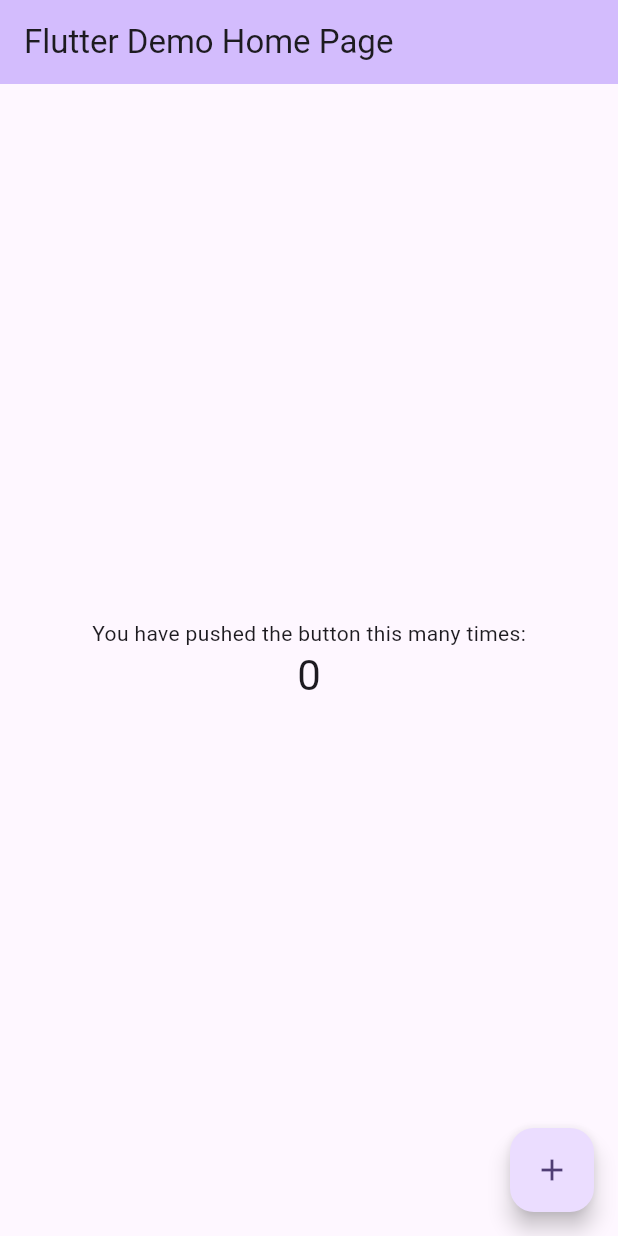
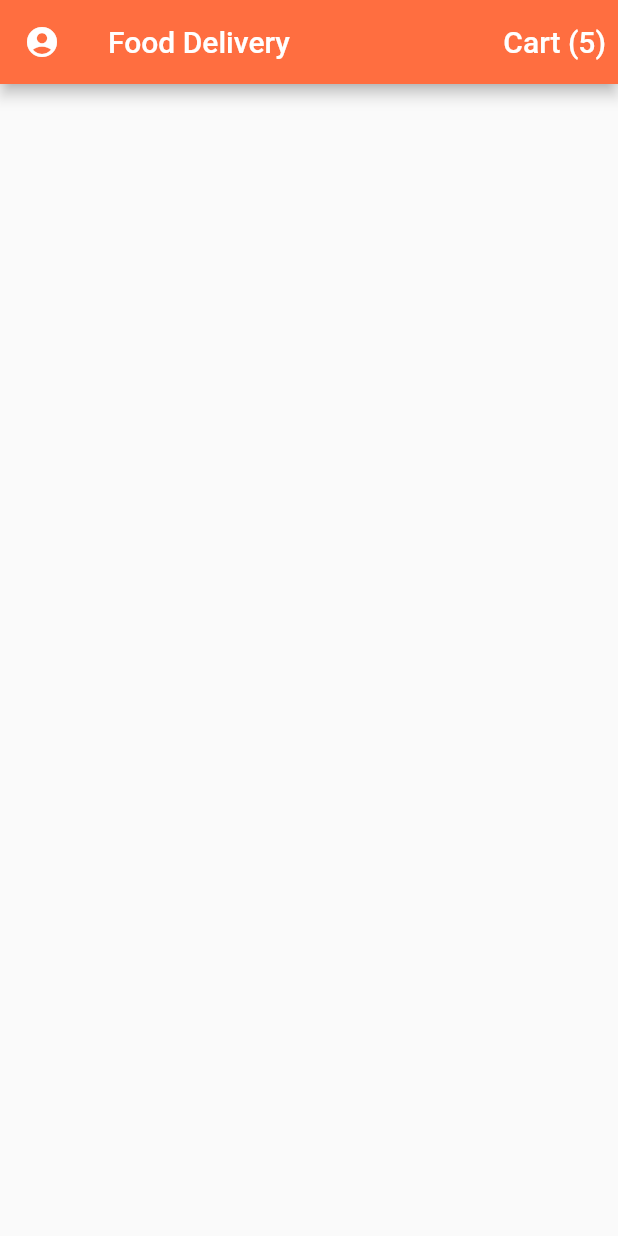
Before and after one commit to offfahad/food-delivery-app-flutter, a Flutter app: the screen it shows after launch, on a phone screen of 412 x 824 dp. Run offline on Flutter 3.47's test engine with Material 2 defaults, Android fonts, the phone set to English and light mode, and no system bars.

Commit message:
App-bar-added

```diff
--- a/lib/main.dart
+++ b/lib/main.dart
@@ -1,4 +1,5 @@
 import 'package:flutter/material.dart';
+import 'package:food_delivery/screens/hone_screen.dart';
 
 void main() {
   runApp(const MyApp());
@@ -11,115 +12,15 @@ class MyApp extends StatelessWidget {
   @override
   Widget build(BuildContext context) {
     return MaterialApp(
-      title: 'Flutter Demo',
+      title: 'Food Delivery',
+      debugShowCheckedModeBanner: false,
       theme: ThemeData(
-        // This is the theme of your application.
-        //
-        // TRY THIS: Try running your application with "flutter run". You'll see
-        // the application has a blue toolbar. Then, without quitting the app,
-        // try changing the seedColor in the colorScheme below to Colors.green
-        // and then invoke "hot reload" (save your changes or press the "hot
-        // reload" button in a Flutter-supported IDE, or press "r" if you used
-        // the command line to start the app).
-        //
-        // Notice that the counter didn't reset back to zero; the application
-        // state is not lost during the reload. To reset the state, use hot
-        // restart instead.
-        //
-        // This works for code too, not just values: Most code changes can be
-        // tested with just a hot reload.
-        colorScheme: ColorScheme.fromSeed(seedColor: Colors.deepPurple),
-        useMaterial3: true,
+        scaffoldBackgroundColor: Colors.grey[50],
+        primaryColor: Colors.deepOrangeAccent,
+        //colorScheme: ColorScheme.fromSeed(seedColor: Colors.deepPurple),
+        //useMaterial3: true,
       ),
-      home: const MyHomePage(title: 'Flutter Demo Home Page'),
+      home: const HomeScreen(),
     );
   }
 }
-
-class MyHomePage extends StatefulWidget {
-  const MyHomePage({super.key, required this.title});
-
-  // This widget is the home page of your application. It is stateful, meaning
-  // that it has a State object (defined below) that contains fields that affect
-  // how it looks.
-
-  // This class is the configuration for the state. It holds the values (in this
-  // case the title) provided by the parent (in this case the App widget) and
-  // used by the build method of the State. Fields in a Widget subclass are
-  // always marked "final".
-
-  final String title;
-
-  @override
-  State<MyHomePage> createState() => _MyHomePageState();
-}
-
-class _MyHomePageState extends State<MyHomePage> {
-  int _counter = 0;
-
-  void _incrementCounter() {
-    setState(() {
-      // This call to setState tells the Flutter framework that something has
-      // changed in this State, which causes it to rerun the build method below
-      // so that the display can reflect the updated values. If we changed
-      // _counter without calling setState(), then the build method would not be
-      // called again, and so nothing would appear to happen.
-      _counter++;
-    });
-  }
-
-  @override
-  Widget build(BuildContext context) {
-    // This method is rerun every time setState is called, for instance as done
-    // by the _incrementCounter method above.
-    //
-    // The Flutter framework has been optimized to make rerunning build methods
-    // fast, so that you can just rebuild anything that needs updating rather
-    // than having to individually change instances of widgets.
-    return Scaffold(
-      appBar: AppBar(
-        // TRY THIS: Try changing the color here to a specific color (to
-        // Colors.amber, perhaps?) and trigger a hot reload to see the AppBar
-        // change color while the other colors stay the same.
-        backgroundColor: Theme.of(context).colorScheme.inversePrimary,
-        // Here we take the value from the MyHomePage object that was created by
-        // the App.build method, and use it to set our appbar title.
-        title: Text(widget.title),
-      ),
-      body: Center(
-        // Center is a layout widget. It takes a single child and positions it
-        // in the middle of the parent.
-        child: Column(
-          // Column is also a layout widget. It takes a list of children and
-          // arranges them vertically. By default, it sizes itself to fit its
-          // children horizontally, and tries to be as tall as its parent.
-          //
-          // Column has various properties to control how it sizes itself and
-          // how it positions its children. Here we use mainAxisAlignment to
-          // center the children vertically; the main axis here is the vertical
-          // axis because Columns are vertical (the cross axis would be
-          // horizontal).
-          //
-          // TRY THIS: Invoke "debug painting" (choose the "Toggle Debug Paint"
-          // action in the IDE, or press "p" in the console), to see the
-          // wireframe for each widget.
-          mainAxisAlignment: MainAxisAlignment.center,
-          children: <Widget>[
-            const Text(
-              'You have pushed the button this many times:',
-            ),
-            Text(
-              '$_counter',
-              style: Theme.of(context).textTheme.headlineMedium,
-            ),
-          ],
-        ),
-      ),
-      floatingActionButton: FloatingActionButton(
-        onPressed: _incrementCounter,
-        tooltip: 'Increment',
-        child: const Icon(Icons.add),
-      ), // This trailing comma makes auto-formatting nicer for build methods.
-    );
-  }
-}
--- /dev/null
+++ b/lib/screens/hone_screen.dart
@@ -0,0 +1,35 @@
+import 'package:flutter/material.dart';
+import 'package:food_delivery/data/data.dart';
+
+class HomeScreen extends StatefulWidget {
+  const HomeScreen({super.key});
+
+  @override
+  State<HomeScreen> createState() => _HomeScreenState();
+}
+
+class _HomeScreenState extends State<HomeScreen> {
+  @override
+  Widget build(BuildContext context) {
+    return Scaffold(
+      appBar: AppBar(
+        backgroundColor: Theme.of(context).primaryColor,
+          leading: IconButton(
+            icon: const Icon(Icons.account_circle),
+            onPressed: () {},
+          ),
+          title: const Text('Food Delivery'),
+          actions: <Widget>[
+            TextButton(
+                onPressed: () {},
+                child: Text(
+                  'Cart (${currentUser.cart!.length})',
+                  style: const TextStyle(
+                    color: Colors.white,
+                    fontSize: 20.0,
+                  ),
+                ))
+          ]),
+    );
+  }
+}
```
